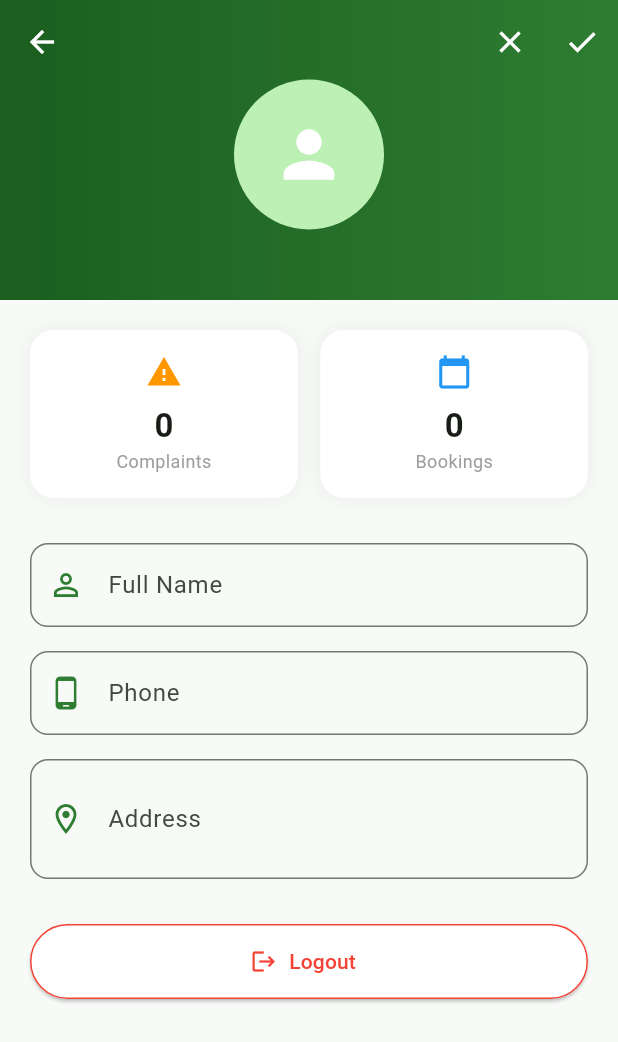
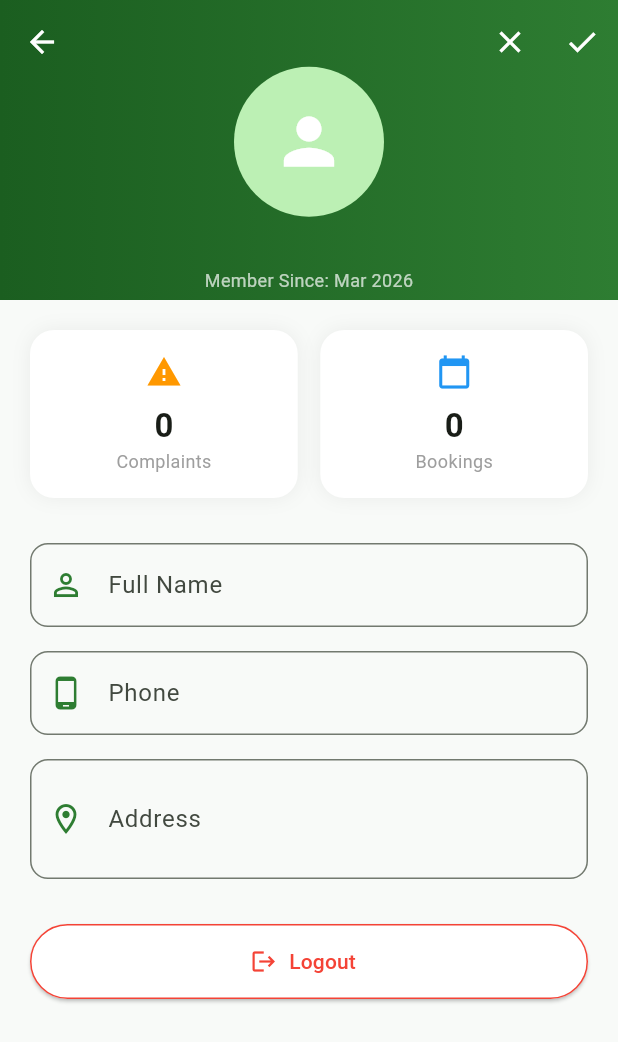
Before and after one commit to thisal2006/muc-digital, a Flutter app: the ProfileScreen screen opened by its route, after a tap on the "edit" icon, on a phone screen of 412 x 824 dp. Shown: the top 1042 px of the screen. Run offline on Flutter 3.47's test engine with Material 3 defaults, Android fonts, the phone set to English and light mode, and no system bars; our stand-ins replace animate_do, cached_network_image, cloud_firestore, firebase_auth, firebase_core, firebase_database and 10 more; missing offline and left inert: flutter_stripe; accounts and stored records are empty.

Commit message:
Update profile_screen.dart
- Added 'Member Since' display by formatting `createdAt` timestamp.
- Integrated `HapticFeedback` for save, edit, and logout actions.
- Added tooltips to profile photo and action buttons.
- Imported `intl` and `services` libraries.

```diff
--- a/lib/screens/profile_screen.dart
+++ b/lib/screens/profile_screen.dart
@@ -4,7 +4,9 @@ import 'package:cloud_firestore/cloud_firestore.dart';
 import 'package:firebase_auth/firebase_auth.dart';
 import 'package:firebase_storage/firebase_storage.dart';
 import 'package:flutter/material.dart';
+import 'package:flutter/services.dart'; // Added for Haptics
 import 'package:image_picker/image_picker.dart';
+import 'package:intl/intl.dart';
 import 'auth/sign_in_screen.dart';
 
 class ProfileScreen extends StatefulWidget {
@@ -20,6 +22,7 @@ class _ProfileScreenState extends State<ProfileScreen>
   bool _isLoading = true;
   bool _isSaving = false;
   int _complaintCount = 0;
+  String _memberSince = "---";
 
   final _formKey = GlobalKey<FormState>();
 
@@ -93,6 +96,11 @@ class _ProfileScreenState extends State<ProfileScreen>
           _addressController.text = data['address'] ?? '';
           _emailController.text = data['email'] ?? currentUser!.email ?? '';
           _photoUrl = data['photoUrl'];
+
+          final createdAt = data['createdAt'] as Timestamp?;
+          if (createdAt != null) {
+            _memberSince = DateFormat('MMM yyyy').format(createdAt.toDate());
+          }
         });
       } else {
         _emailController.text = currentUser!.email ?? '';
@@ -108,6 +116,7 @@ class _ProfileScreenState extends State<ProfileScreen>
 
   Future<void> _saveProfile() async {
     if (!_formKey.currentState!.validate()) return;
+    HapticFeedback.mediumImpact(); // --- COMMIT 10: Feedback
     setState(() => _isSaving = true);
     try {
       String? newUrl = _photoUrl;
@@ -161,23 +170,36 @@ class _ProfileScreenState extends State<ProfileScreen>
                   mainAxisAlignment: MainAxisAlignment.center,
                   children: [
                     const SizedBox(height: 40),
-                    CircleAvatar(
-                      radius: 50,
-                      backgroundImage: _getProfileImage(),
-                      child: _getProfileImage() == null ? const Icon(Icons.person, size: 50, color: Colors.white) : null,
+                    Tooltip( // --- COMMIT 10: Tooltip
+                      message: "Profile Photo",
+                      child: CircleAvatar(
+                        radius: 50,
+                        backgroundImage: _getProfileImage(),
+                        child: _getProfileImage() == null ? const Icon(Icons.person, size: 50, color: Colors.white) : null,
+                      ),
                     ),
                     const SizedBox(height: 8),
                     Text(_nameController.text, style: const TextStyle(color: Colors.white, fontSize: 18, fontWeight: FontWeight.bold)),
+                    Text("Member Since: $_memberSince", style: const TextStyle(color: Colors.white70, fontSize: 12)),
                   ],
                 ),
               ),
             ),
             actions: [
               IconButton(
+                tooltip: _isEditing ? "Cancel" : "Edit Profile", // --- COMMIT 10: Tooltip
                 icon: Icon(_isEditing ? Icons.close : Icons.edit),
-                onPressed: () => setState(() => _isEditing = !_isEditing),
+                onPressed: () {
+                  HapticFeedback.lightImpact(); // --- COMMIT 10: Feedback
+                  setState(() => _isEditing = !_isEditing);
+                },
               ),
-              if (_isEditing) IconButton(icon: const Icon(Icons.check), onPressed: _saveProfile),
+              if (_isEditing)
+                IconButton(
+                    tooltip: "Save Changes",
+                    icon: const Icon(Icons.check),
+                    onPressed: _saveProfile
+                ),
             ],
           ),
           SliverToBoxAdapter(
@@ -187,7 +209,6 @@ class _ProfileScreenState extends State<ProfileScreen>
                 padding: const EdgeInsets.all(20.0),
                 child: Column(
                   children: [
-                    // --- STATISTICS SECTION (Commit 1) ---
                     Row(
                       children: [
                         _buildStatCard("Complaints", _complaintCount.toString(), Icons.report_problem, Colors.orange),
@@ -271,6 +292,7 @@ class _ProfileScreenState extends State<ProfileScreen>
   }
 
   Future<void> _logout() async {
+    HapticFeedback.heavyImpact(); // --- COMMIT 10: Feedback
     await _auth.signOut();
     if (mounted) Navigator.pushReplacement(context, MaterialPageRoute(builder: (_) => const SignInScreen()));
   }
```
